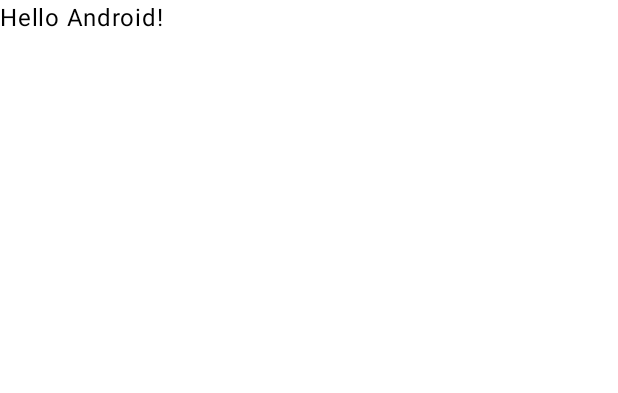
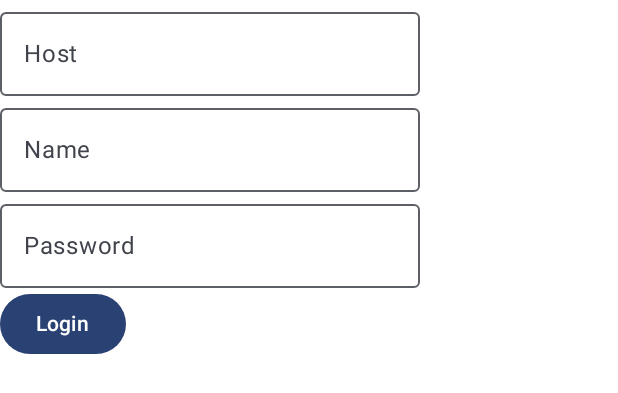
Before and after one commit to KevinSchildhorn/FoToPresenter, an Android app built with Jetpack Compose: the @Preview function GreetingPreview, on a phone screen of 412 x 824 dp. Shown: the top 393 px of the screen. Run offline under Robolectric (Android 15) with nearby library versions, the phone set to English and light mode, and no system bars; libraries missing offline, so code that uses them is left out: com.rickclephas.kmm.

Commit message:
Initial LoginViewModel

```diff
--- a/android/build.gradle.kts
+++ b/android/build.gradle.kts
@@ -59,6 +59,7 @@ dependencies {
     implementation("androidx.compose.ui:ui-graphics")
     implementation("androidx.compose.ui:ui-tooling-preview")
     implementation("androidx.compose.material3:material3")
+    implementation(project(":shared"))
     testImplementation("junit:junit:4.13.2")
     androidTestImplementation("androidx.test.ext:junit:1.1.5")
     androidTestImplementation("androidx.test.espresso:espresso-core:3.5.1")
--- a/android/src/main/java/com/kevinschildhorn/fotopresenter/MainActivity.kt
+++ b/android/src/main/java/com/kevinschildhorn/fotopresenter/MainActivity.kt
@@ -10,9 +10,13 @@ import androidx.compose.material3.Text
 import androidx.compose.runtime.Composable
 import androidx.compose.ui.Modifier
 import androidx.compose.ui.tooling.preview.Preview
+import com.kevinschildhorn.fotopresenter.ui.LoginViewModel
+import com.kevinschildhorn.fotopresenter.ui.composables.screens.LoginScreen
 import com.kevinschildhorn.fotopresenter.ui.theme.FotoPresenterTheme
 
 class MainActivity : ComponentActivity() {
+
+    val loginViewModel = LoginViewModel()
     override fun onCreate(savedInstanceState: Bundle?) {
         super.onCreate(savedInstanceState)
         setContent {
@@ -22,25 +26,17 @@ class MainActivity : ComponentActivity() {
                     modifier = Modifier.fillMaxSize(),
                     color = MaterialTheme.colorScheme.background
                 ) {
-                    Greeting("Android")
+                    LoginScreen(loginViewModel = loginViewModel)
                 }
             }
         }
     }
 }
 
-@Composable
-fun Greeting(name: String, modifier: Modifier = Modifier) {
-    Text(
-        text = "Hello $name!",
-        modifier = modifier
-    )
-}
-
 @Preview(showBackground = true)
 @Composable
 fun GreetingPreview() {
     FotoPresenterTheme {
-        Greeting("Android")
+        LoginScreen(loginViewModel = LoginViewModel())
     }
 }
--- a/android/src/main/java/com/kevinschildhorn/fotopresenter/ui/composables/screens/LoginScreen.kt
+++ b/android/src/main/java/com/kevinschildhorn/fotopresenter/ui/composables/screens/LoginScreen.kt
@@ -1,23 +1,49 @@
 package com.kevinschildhorn.fotopresenter.ui.composables.screens
 
+import androidx.compose.foundation.layout.Column
+import androidx.compose.material3.Button
+import androidx.compose.material3.ExperimentalMaterial3Api
+import androidx.compose.material3.OutlinedTextField
 import androidx.compose.material3.Text
+import androidx.compose.material3.TextField
 import androidx.compose.runtime.Composable
-import androidx.compose.ui.Modifier
+import androidx.compose.runtime.collectAsState
+import androidx.compose.runtime.getValue
 import androidx.compose.ui.tooling.preview.Preview
+import com.kevinschildhorn.fotopresenter.ui.LoginViewModel
 import com.kevinschildhorn.fotopresenter.ui.theme.FotoPresenterTheme
 
+@OptIn(ExperimentalMaterial3Api::class)
 @Composable
-fun LoginScreen(name: String, modifier: Modifier = Modifier) {
-    Text(
-        text = "Hello $name!",
-        modifier = modifier
-    )
-}
+fun LoginScreen(
+    loginViewModel: LoginViewModel
+) {
+    val gameUiState by loginViewModel.uiState.collectAsState()
 
-@Preview(showBackground = true)
-@Composable
-fun LoginScreenPreview() {
-    FotoPresenterTheme {
-        LoginScreen("Android")
+    Column {
+        OutlinedTextField(
+            value = gameUiState.hostName,
+            label = { Text("Host") },
+            onValueChange = {
+                loginViewModel.updateHost(it)
+            }
+        )
+        OutlinedTextField(
+            value = gameUiState.username,
+            label = { Text("Name") },
+            onValueChange = {
+                loginViewModel.updateUsername(it)
+            }
+        )
+        OutlinedTextField(
+            value = gameUiState.password,
+            label = { Text("Password") },
+            onValueChange = {
+                loginViewModel.updatePassword(it)
+            },
+        )
+        Button(onClick = { loginViewModel.login() }) {
+            Text(text = "Login")
+        }
     }
 }
--- a/shared/src/commonMain/kotlin/com/kevinschildhorn/fotopresenter/data/LoginUiState.kt
+++ b/shared/src/commonMain/kotlin/com/kevinschildhorn/fotopresenter/data/LoginUiState.kt
@@ -1,6 +1,8 @@
 package com.kevinschildhorn.fotopresenter.data
 
 data class LoginUiState(
-    val title: String = "",
-    val body: String = "",
+    val hostName: String = "",
+    val username: String = "",
+    val password: String = "",
+    val isSuccess: Boolean = false
 )
```
Also changed, not shown: shared/src/commonMain/kotlin/com/kevinschildhorn/fotopresenter/ui/LoginViewModel.kt (+13 -1 lines), 103 other files.
